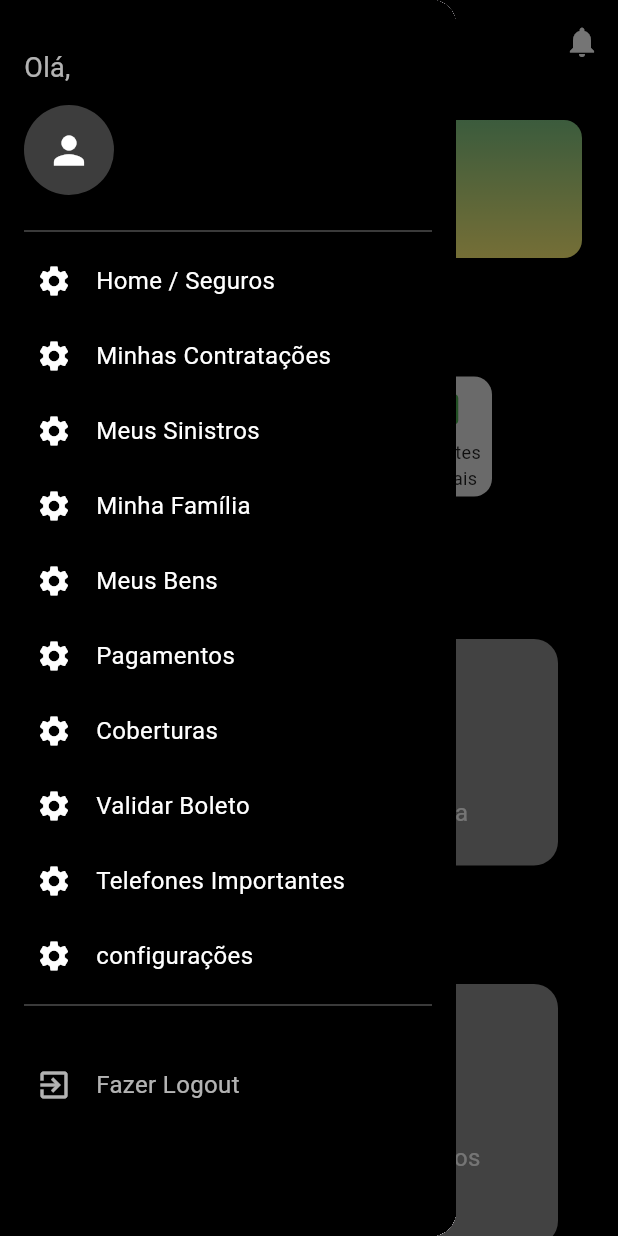
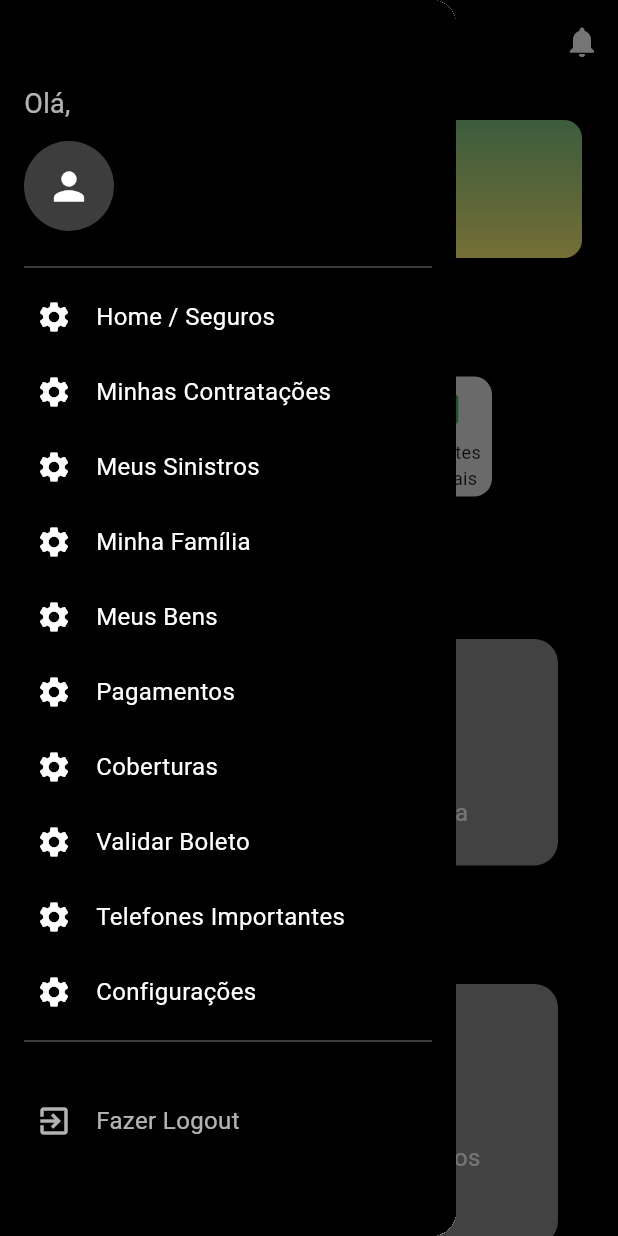
Before and after one commit to Luiz-fss/desafio_flutter, a Flutter app: the HomeView screen opened directly, with the side drawer open, on a phone screen of 412 x 824 dp. Run offline on Flutter 3.47's test engine with Material 3 defaults, Android fonts, the phone set to English and light mode, and no system bars; our stand-ins replace cloud_firestore, firebase_auth, firebase_core, flutter_bloc, font_awesome_flutter, mask_text_input_formatter and 1 more; accounts and stored records are empty.

Commit message:
ajustes para finalização

```diff
--- a/lib/repository/login_repository/login_repository.dart
+++ b/lib/repository/login_repository/login_repository.dart
@@ -72,15 +72,12 @@ class LoginRepository extends ILoginRepository {
         throw Exception("Falha ao obter UID do usuário.");
       }
 
-      // Cria UserModel
       final userModel = UserModel(
         id: uid,
         name: name,
         email: email,
         cpf: cpf,
       );
-
-      // Salva no Firestore usando toMap()
       await _firestore
           .collection("users")
           .doc(uid)
--- a/lib/view/components/drawer/custom_drawer.dart
+++ b/lib/view/components/drawer/custom_drawer.dart
@@ -1,4 +1,4 @@
-import 'package:desafio_flutter/main.dart';
+
 import 'package:desafio_flutter/view-models/login_cubit/login_cubit.dart';
 import 'package:desafio_flutter/view/components/drawer/drawer_tile_data.dart';
 import 'package:desafio_flutter/view/login/login_view.dart';
@@ -20,32 +20,31 @@ class CustomDrawer extends StatelessWidget {
     return Drawer(
       child: Stack(
         children: [
-          // Fundo preto
           Container(
             color: Colors.black,
           ),
           ListView(
             padding: const EdgeInsets.only(left: 16.0, top: 16.0, right: 16.0),
             children: [
-              // HEADER
               Container(
                 padding: const EdgeInsets.symmetric(vertical: 16.0),
                 child: Column(
                   crossAxisAlignment: CrossAxisAlignment.start,
                   children: [
-                    // Olá sozinho
-                    const Text(
-                      "Olá,",
-                      style: TextStyle(
-                        color: Colors.white70,
-                        fontSize: 18,
+                    Container(
+                      margin: const EdgeInsets.only(top: 24),
+                      child: const Text(
+                        "Olá,",
+                        style: TextStyle(
+                          color: Colors.white70,
+                          fontSize: 18,
+                        ),
                       ),
                     ),
                     const SizedBox(height: 12),
-                    // Avatar + nome na mesma Row
                     Row(
                       children: [
-                        CircleAvatar(
+                        const CircleAvatar(
                           radius: 30,
                           backgroundColor: Colors.white24,
                           child: Icon(
@@ -70,10 +69,7 @@ class CustomDrawer extends StatelessWidget {
                   ],
                 ),
               ),
-
               const Divider(color: Colors.white30),
-
-              // DRAWER TILES
               DrawerTile(
                 icon: Icons.settings,
                 text: "Home / Seguros",
@@ -121,14 +117,11 @@ class CustomDrawer extends StatelessWidget {
               ),
               DrawerTile(
                 icon: Icons.settings,
-                text: "configurações",
+                text: "Configurações",
                 onTap: () => onTapDrawerItem?.call(9),
               ),
-
               const Divider(color: Colors.white30),
-
               const SizedBox(height: 20),
-
               InkWell(
                 onTap: () async{
                   await context.read<LoginCubit>().signOut();
@@ -139,14 +132,14 @@ class CustomDrawer extends StatelessWidget {
                 child: Container(
                   height: 50,
                   padding: const EdgeInsets.symmetric(horizontal: 8.0),
-                  child: Row(
+                  child: const Row(
                     children: [
                       Icon(
                         Icons.exit_to_app,
                         color: Colors.white70,
                       ),
-                      const SizedBox(width: 16),
-                      const Text(
+                      SizedBox(width: 16),
+                      Text(
                         "Fazer Logout",
                         style: TextStyle(
                           color: Colors.white70,
--- a/lib/view/home/home_view.dart
+++ b/lib/view/home/home_view.dart
@@ -16,7 +16,7 @@ class HomeView extends StatelessWidget {
     return BlocBuilder<LoginCubit,LoginCubitModel>(
       builder: (context,state){
         return Scaffold(
-          backgroundColor: Colors.black, // Fundo preto global
+          backgroundColor: Colors.black,
           appBar: AppBar(
             backgroundColor: Colors.black,
             iconTheme: const IconThemeData(color: Colors.white),
@@ -49,8 +49,8 @@ class HomeView extends StatelessWidget {
                       decoration: const BoxDecoration(
                         gradient: LinearGradient(
                           colors: [
-                            Color(0xFF81C784), // Verde
-                            Color(0xFFFFF176), // Amarelo
+                            Color(0xFF81C784),
+                            Color(0xFFFFF176),
                           ],
                           begin: Alignment.topCenter,
                           end: Alignment.bottomCenter,
@@ -106,7 +106,7 @@ class HomeView extends StatelessWidget {
                               Navigator.push(
                                 context,
                                 MaterialPageRoute(
-                                  builder: (_) => WebViewPage(
+                                  builder: (_) => const WebViewPage(
                                     url: "https://jsonplaceholder.typicode.com/",
                                     title: "Carro",
                                   ),
@@ -169,7 +169,7 @@ class HomeView extends StatelessWidget {
                               ),
                             ),
                           ),
-                          SizedBox(height: 16),
+                          const SizedBox(height: 16),
                           const Text(
                             "Adicionar membro da família",
                             textAlign: TextAlign.center,
@@ -219,8 +219,8 @@ class HomeView extends StatelessWidget {
                               ),
                             ),
                           ),
-                          SizedBox(height: 16),
-                          Text(
+                          const SizedBox(height: 16),
+                          const Text(
                             "Você ainda não possui seguros contratados",
                             textAlign: TextAlign.center,
                             style: TextStyle(
--- a/pubspec.yaml
+++ b/pubspec.yaml
@@ -46,6 +46,7 @@ dependencies:
 dev_dependencies:
   flutter_test:
     sdk: flutter
+  mocktail: ^0.3.0
 
   # The "flutter_lints" package below contains a set of recommended lints to
   # encourage good coding practices. The lint set provided by the package is
```
Also changed, not shown: lib/main.dart (+6 -1 lines), lib/view/login/login_view.dart (+10 -6 lines), lib/firebase_options.dart, pubspec.lock, 2 other files.
